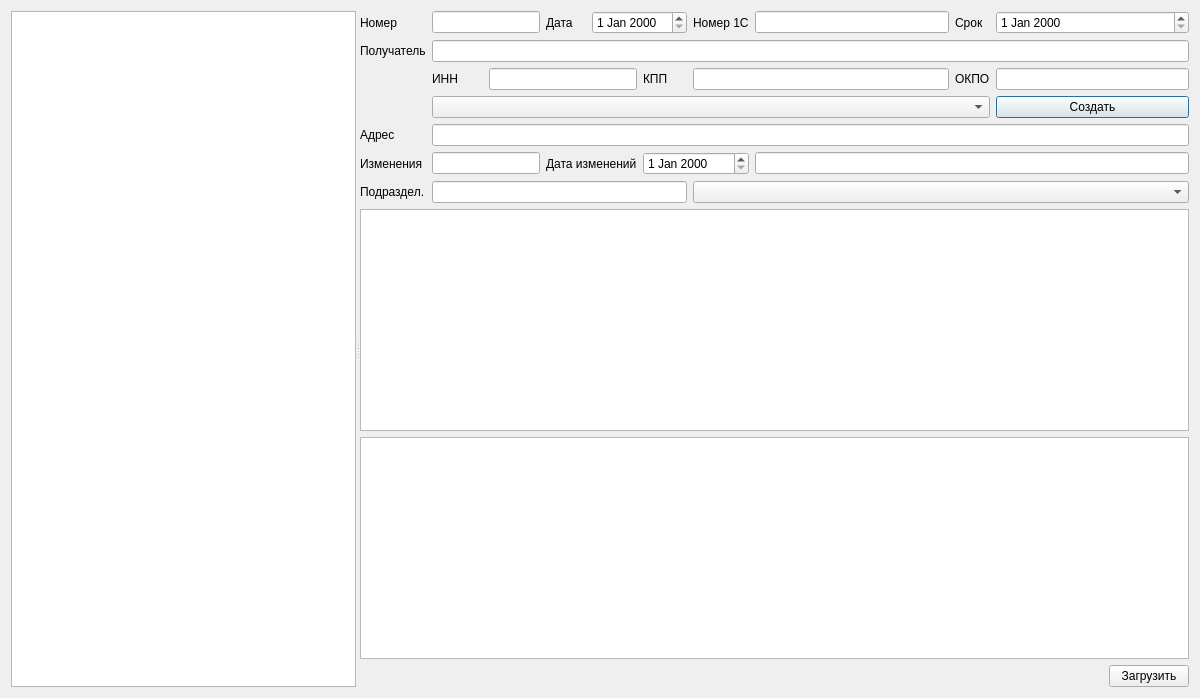
The window that dialogreqload.ui (Sergeyego/warehouse) describes before a commit, drawn with Qt 5.
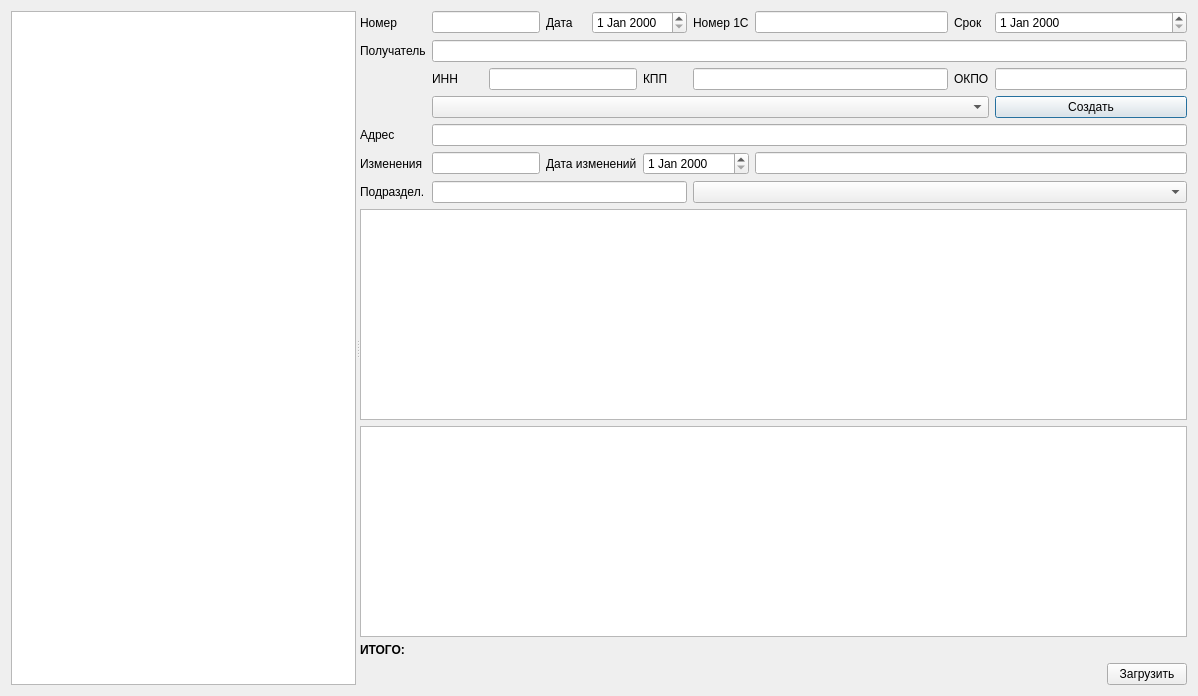
The same window after the commit. Custom widgets are drawn as their Qt base class.

Commit message: Звгрузка заявок на проволоку во временную таблицу

```diff
--- a/dialogreqload.ui
+++ b/dialogreqload.ui
@@ -6,8 +6,8 @@
    <rect>
     <x>0</x>
     <y>0</y>
-    <width>1200</width>
-    <height>698</height>
+    <width>1198</width>
+    <height>696</height>
    </rect>
   </property>
   <property name="windowTitle">
@@ -195,6 +195,19 @@
        <item>
         <widget class="DbViewer" name="tableViewWire"/>
        </item>
+       <item>
+        <widget class="QLabel" name="labelItogo">
+         <property name="font">
+          <font>
+           <weight>75</weight>
+           <bold>true</bold>
+          </font>
+         </property>
+         <property name="text">
+          <string>ИТОГО:</string>
+         </property>
+        </widget>
+       </item>
        <item>
         <layout class="QHBoxLayout" name="horizontalLayout">
          <item>
```
The commit also changes 2 other files.
